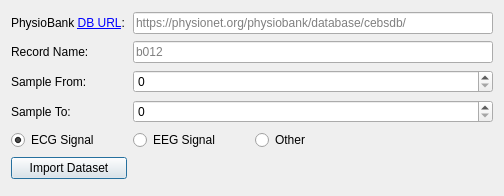
Qt form ui/physionet.ui (sensomatrix/sensocore) before a commit.
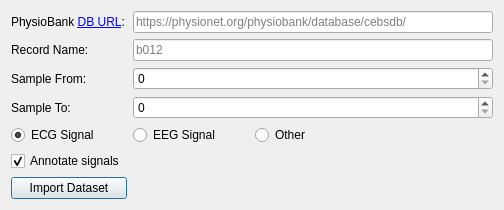
The same form after that commit.

Commit message: User has the ability to annotate signals or not for ECG from Physionet

Diff of the .ui file:
```diff
--- a/ui/physionet.ui
+++ b/ui/physionet.ui
@@ -7,7 +7,7 @@
     <x>0</x>
     <y>0</y>
     <width>504</width>
-    <height>196</height>
+    <height>205</height>
    </rect>
   </property>
   <property name="windowTitle">
@@ -104,6 +104,16 @@
      </property>
     </widget>
    </item>
+   <item row="6" column="0">
+    <widget class="QCheckBox" name="annotate_checkbox">
+     <property name="text">
+      <string>Annotate signals</string>
+     </property>
+     <property name="checked">
+      <bool>true</bool>
+     </property>
+    </widget>
+   </item>
   </layout>
  </widget>
  <resources/>
```
The commit also changes 1 other file.
